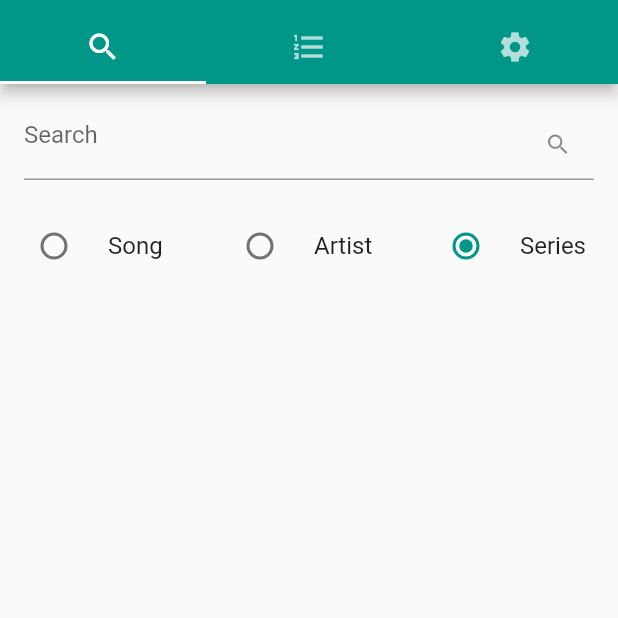
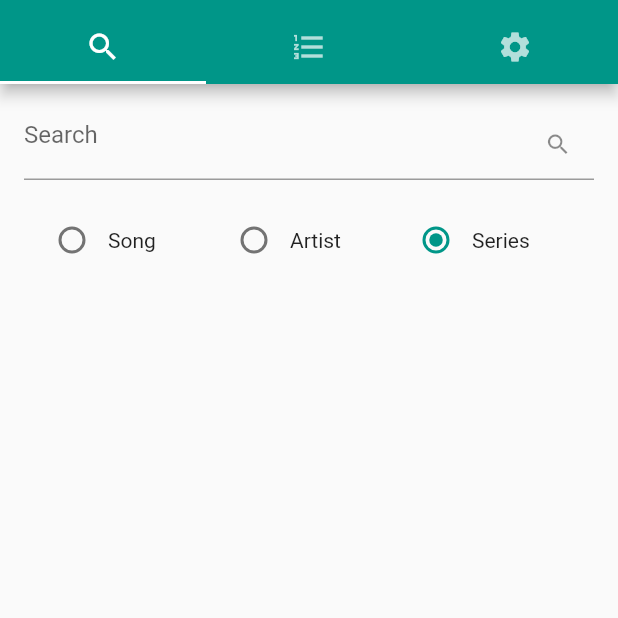
Before and after one commit to walfie/clubdarn-flutter, a Flutter app: the screen it shows after launch, after a tap on "Series", on a phone screen of 412 x 824 dp, the top half of it. Run offline on Flutter 3.47's test engine with Material 2 defaults, Android fonts, the phone set to English and light mode, and no system bars.

Commit message:
Better horizontal radio buttons

```diff
--- a/lib/main.dart
+++ b/lib/main.dart
@@ -47,17 +47,69 @@ class SearchBar extends StatefulWidget {
 
 enum SearchType { song, artist, series }
 
+class RadioOption<T> extends StatelessWidget {
+  const RadioOption({
+    Key key,
+    this.title,
+    this.selected = false,
+    @required this.value,
+    @required this.groupValue,
+    @required this.onChanged,
+  })  : assert(selected != null),
+        super(key: key);
+
+  final T value;
+  final T groupValue;
+  final ValueChanged<T> onChanged;
+  final Widget title;
+  final bool selected;
+
+  @override
+  Widget build(BuildContext context) {
+    return InkResponse(
+      onTap: onChanged != null
+          ? () {
+              onChanged(value);
+            }
+          : null,
+      child: Row(
+        children: [
+          Radio(
+            key: key,
+            onChanged: onChanged,
+            groupValue: groupValue,
+            value: value,
+          ),
+          Flexible(child: title),
+        ],
+      ),
+    );
+  }
+}
+
 class _SearchBarState extends State<SearchBar> {
+  String _query = "";
   SearchType _searchType = SearchType.song;
 
   @override
   Widget build(BuildContext context) {
+    var setSearchType = (SearchType value) {
+      setState(() {
+        _searchType = value;
+      });
+    };
+
     return Container(
       child: Column(
         children: [
           Container(
             padding: EdgeInsets.all(16.0),
-            child: TextFormField(
+            child: TextField(
+              onChanged: (String text) {
+                setState(() {
+                  _query = text;
+                });
+              },
               decoration: InputDecoration(
                 hintText: 'Search',
                 isDense: true,
@@ -70,45 +122,36 @@ class _SearchBarState extends State<SearchBar> {
               ),
             ),
           ),
-          Row(
+          Container(
+            padding: EdgeInsets.symmetric(horizontal: 24.0),
+            child: Row(
               children: [
                 Flexible(
-                child: RadioListTile<SearchType>(
+                  child: RadioOption<SearchType>(
                     title: Text("Song"),
                     value: SearchType.song,
                     groupValue: _searchType,
-                  onChanged: (SearchType value) {
-                    setState(() {
-                      _searchType = value;
-                    });
-                  },
+                    onChanged: setSearchType,
                   ),
                 ),
                 Flexible(
-                child: RadioListTile<SearchType>(
+                  child: RadioOption<SearchType>(
                     title: Text("Artist"),
                     value: SearchType.artist,
                     groupValue: _searchType,
-                  onChanged: (SearchType value) {
-                    setState(() {
-                      _searchType = value;
-                    });
-                  },
+                    onChanged: setSearchType,
                   ),
                 ),
                 Flexible(
-                child: RadioListTile<SearchType>(
+                  child: RadioOption<SearchType>(
                     title: Text("Series"),
                     value: SearchType.series,
                     groupValue: _searchType,
-                  onChanged: (SearchType value) {
-                    setState(() {
-                      _searchType = value;
-                    });
-                  },
+                    onChanged: setSearchType,
                   ),
                 ),
               ],
+            ),
           ),
         ],
       ),
```
Lines whose indentation alone changed are shown as unchanged.
